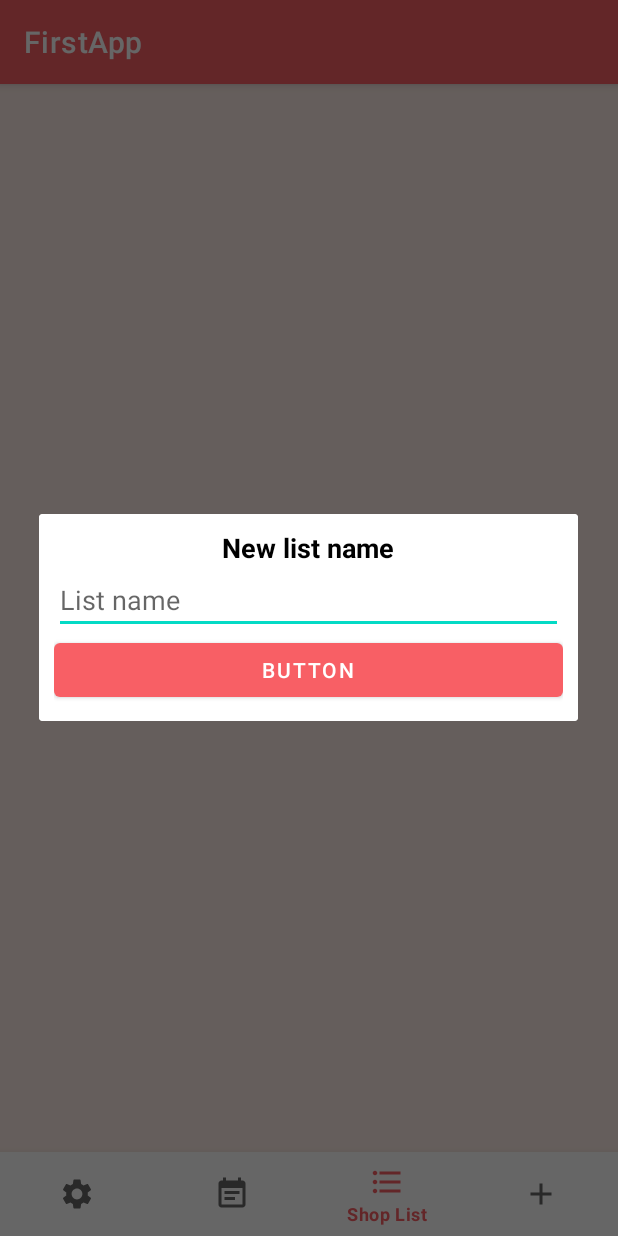
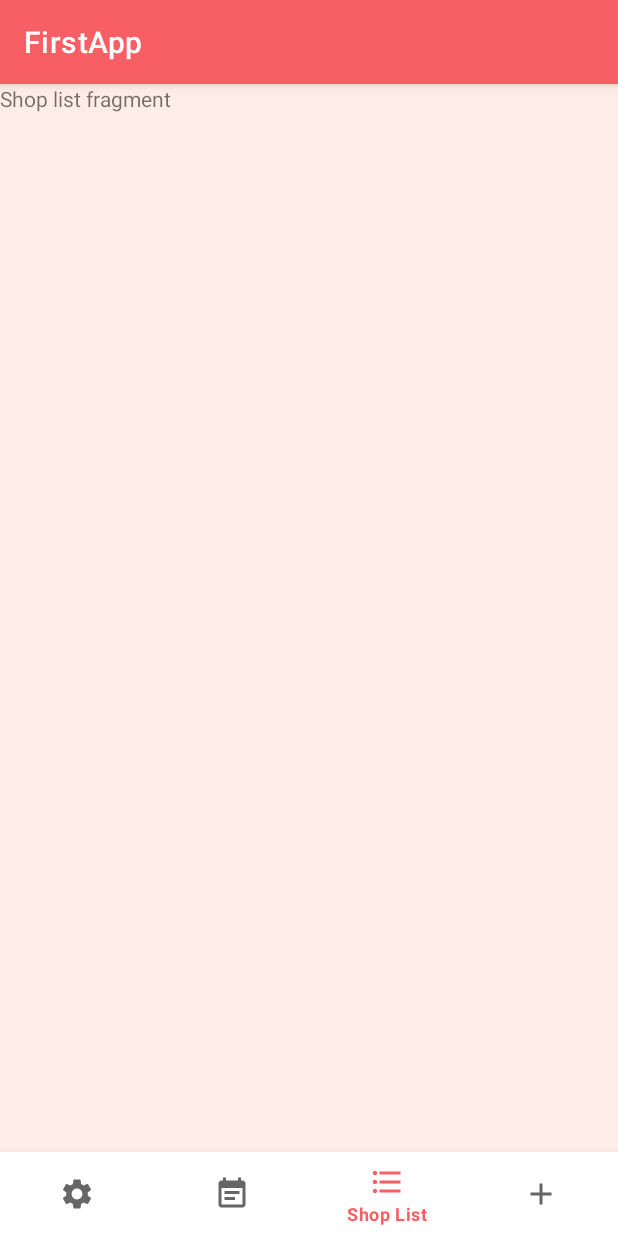
Before and after one commit to Nekit120/FirstApp, an Android app: the screen it shows after launch (MainActivity), item 3 of the bottom bar chosen, on a phone screen of 412 x 824 dp. Run offline under Robolectric (Android 15) with nearby library versions, the phone set to English and light mode, and no system bars.

Commit message:
Create ShoppingListNamesFragment

```diff
--- a/app/src/main/java/com/example/firstapp/activities/MainActivity.kt
+++ b/app/src/main/java/com/example/firstapp/activities/MainActivity.kt
@@ -8,6 +8,7 @@ import com.example.firstapp.databinding.ActivityMainBinding
 import com.example.firstapp.dialogs.NewListDialog
 import com.example.firstapp.fragments.FragmentManager
 import com.example.firstapp.fragments.NoteFragment
+import com.example.firstapp.fragments.ShopListNamesFragment
 
 class MainActivity : AppCompatActivity(), NewListDialog.listener {
     lateinit var bind : ActivityMainBinding
@@ -37,9 +38,7 @@ class MainActivity : AppCompatActivity(), NewListDialog.listener {
                 }
 
                 R.id.shopList -> {
-                    NewListDialog.showDialog(   this,this)
-                    val toast = Toast.makeText(applicationContext, "shopList",Toast.LENGTH_SHORT)
-                    toast.show()
+                    FragmentManager.setFragment(ShopListNamesFragment.newInstance(),this)
                 }
 
             }
--- /dev/null
+++ b/app/src/main/java/com/example/firstapp/fragments/ShomListNamesFragment.kt
@@ -0,0 +1,73 @@
+package com.example.firstapp.fragments
+
+
+import android.os.Bundle
+import android.view.LayoutInflater
+import android.view.View
+import android.view.ViewGroup
+import androidx.appcompat.app.AppCompatActivity
+import androidx.fragment.app.activityViewModels
+import com.example.firstapp.activities.MainApp
+import com.example.firstapp.databinding.FragmentShomListNamesBinding
+import com.example.firstapp.db.MainViewModel
+import com.example.firstapp.dialogs.NewListDialog
+
+
+class ShopListNamesFragment : BaseFragment() {
+    private lateinit var bind: FragmentShomListNamesBinding
+
+
+    //Создание бд
+    private val mainViewModel : MainViewModel by activityViewModels {
+        MainViewModel.MainViewModelFactory((context?.applicationContext as MainApp).database)
+    }
+
+
+    override fun onClickNew() {
+    NewListDialog.showDialog(activity as AppCompatActivity, object : NewListDialog.listener{
+        override fun onClick(name: String) {
+
+        }
+
+    })
+    }
+
+    override fun onCreate(savedInstanceState: Bundle?) {
+        super.onCreate(savedInstanceState)
+    }
+
+    override fun onCreateView(
+        inflater: LayoutInflater, container: ViewGroup?,
+        savedInstanceState: Bundle?
+    ): View? {
+        bind =  FragmentShomListNamesBinding.inflate(inflater,container,false)
+
+        return bind.root
+    }
+
+    override fun onViewCreated(view: View, savedInstanceState: Bundle?) {
+
+        super.onViewCreated(view, savedInstanceState)
+        initRcView()
+        observer()
+    }
+
+    //инициализация RcView
+    private fun initRcView() = with(bind){
+
+    }
+
+    //постоянно смотрит на изменения ( LiveData )
+    private fun observer(){
+        mainViewModel.allNotes.observe(viewLifecycleOwner,{
+        })
+    }
+
+    // ключи тут, чтобы использовать везде
+    companion object {
+        @JvmStatic
+        fun newInstance() = ShopListNamesFragment()
+
+    }
+
+}
--- /dev/null
+++ b/app/src/main/res/layout/fragment_shom_list_names.xml
@@ -0,0 +1,15 @@
+<?xml version="1.0" encoding="utf-8"?>
+<FrameLayout xmlns:android="http://schemas.android.com/apk/res/android"
+    xmlns:tools="http://schemas.android.com/tools"
+    android:layout_width="match_parent"
+    android:layout_height="match_parent"
+    android:background="#98FDE1D6"
+    tools:context=".fragments.ShomListNamesFragment">
+
+    <!-- TODO: Update blank fragment layout -->
+    <TextView
+        android:layout_width="match_parent"
+        android:layout_height="match_parent"
+        android:text="Shop list fragment" />
+
+</FrameLayout>
--- a/app/src/main/res/layout/new_list_dialog.xml
+++ b/app/src/main/res/layout/new_list_dialog.xml
@@ -40,7 +40,7 @@
                 android:id="@+id/bCreate"
                 android:layout_width="match_parent"
                 android:layout_height="wrap_content"
-                android:text="Button" />
+                android:text="@string/create_list" />
         </LinearLayout>
     </androidx.cardview.widget.CardView>
 </androidx.constraintlayout.widget.ConstraintLayout>
--- a/app/src/main/res/values/strings.xml
+++ b/app/src/main/res/values/strings.xml
@@ -10,4 +10,5 @@
     <string name="description_hint">Description</string>
     <string name="new_list">New list name</string>
     <string name="list_name">List name</string>
+    <string name="create_list">Create list</string>
 </resources>
```
Also changed, not shown: 1 other file.
